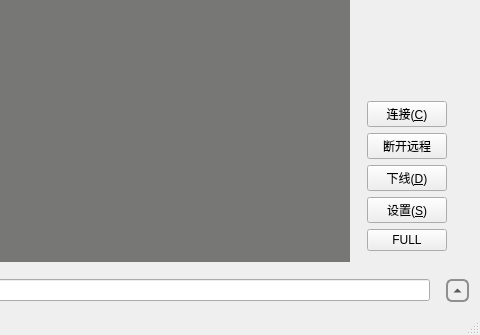
First picture: the form in mainwindow.ui, repository anzyelay/qvncclient, before the edit; both pictures show x 141 to 621 and y 136 to 471 of the 621 by 471 pixel window.
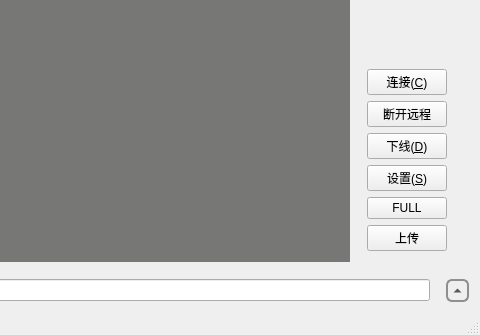
Second picture: the form after the edit. Custom widgets are drawn as their Qt base class.

Commit message: 增加上传文件功能，优化ssh线程

What changed in the file:
```diff
--- a/mainwindow.ui
+++ b/mainwindow.ui
@@ -167,6 +167,13 @@
               </property>
              </widget>
             </item>
+            <item row="6" column="1">
+             <widget class="QPushButton" name="btnUpload">
+              <property name="text">
+               <string>上传</string>
+              </property>
+             </widget>
+            </item>
            </layout>
           </widget>
          </item>
```
Left out of the diff: 19 changed lines with no effect on the pictures. The commit also changes 5 other files.
